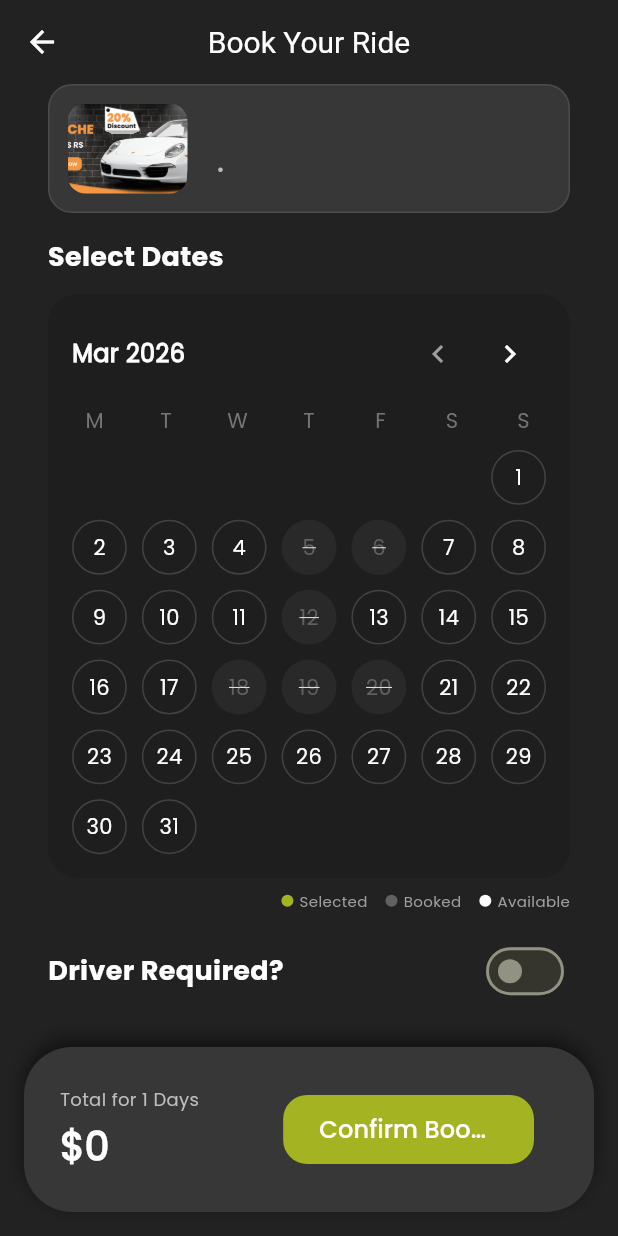
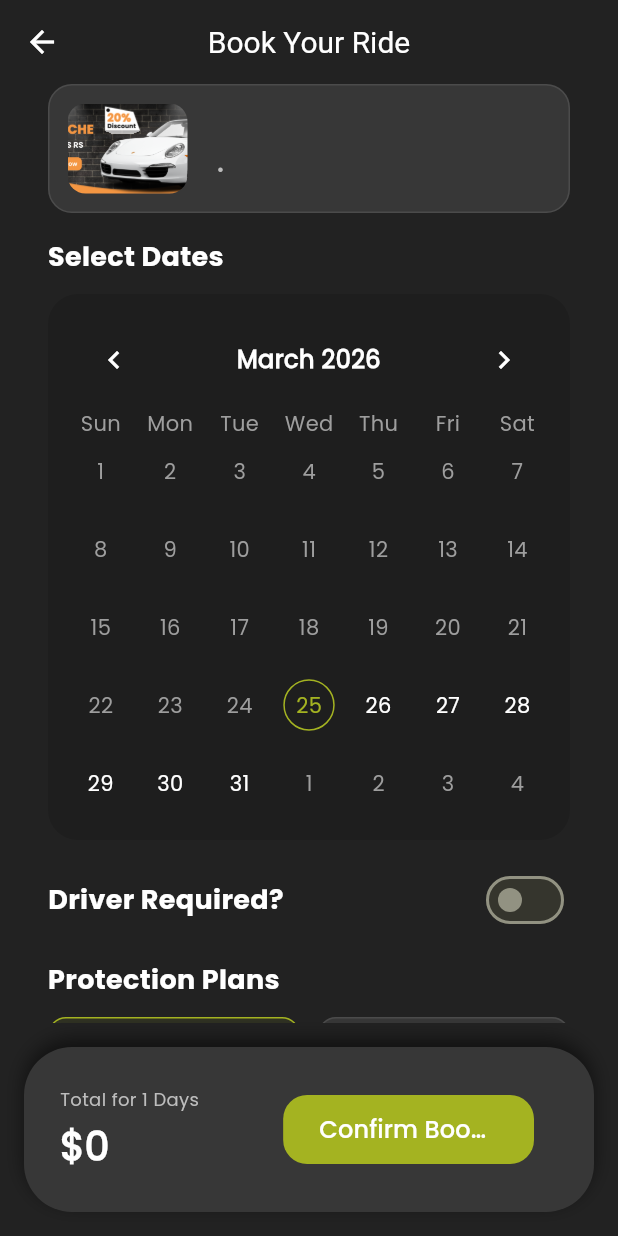
Before and after one commit to zidhanmohd96-coder/SakalWheelz, a Flutter app: the BookingScreen screen opened directly with empty values, on a phone screen of 412 x 824 dp. Run offline on Flutter 3.47's test engine with Material 3 defaults, Android fonts, the phone set to English and light mode, and no system bars; drawn by our look-alikes of table_calendar; our stand-ins replace animate_do, bloc, carousel_slider, cloud_firestore, equatable, firebase_auth and 6 more; missing offline and left inert: app_bar_with_search_switch, flutter_3d_controller; accounts and stored records are empty.

Commit message:
feat: implement car booking flow, delivery tracking, and user role management.

```diff
--- a/lib/core/managers/role_manager.dart
+++ b/lib/core/managers/role_manager.dart
@@ -12,7 +12,7 @@ class RoleManager extends ChangeNotifier {
   AppMode _currentMode = AppMode.customer;
 
   // Roles (Default: Just a customer)
-  bool _isCustomer = true;
+  final bool _isCustomer = true;
   bool _isHost = false;
   bool _isDriver = false;
 
--- a/lib/features/booking_feature/presentation/screens/booking_screen.dart
+++ b/lib/features/booking_feature/presentation/screens/booking_screen.dart
@@ -7,6 +7,8 @@ import 'package:car_rental_app/core/widgets/app_title_text.dart';
 import 'package:car_rental_app/features/booking_feature/presentation/screens/booking_success_screen.dart';
 import 'package:car_rental_app/features/home_feature/data/data_source/local/sample_data.dart'; // Ensure sampleDrivers is here
 import 'package:flutter/material.dart';
+import 'package:flutter/cupertino.dart';
+import 'package:table_calendar/table_calendar.dart';
 
 class BookingScreen extends StatefulWidget {
   final Map<String, dynamic> carData;
@@ -25,10 +27,18 @@ class _BookingScreenState extends State<BookingScreen> {
   DateTime? _startDate;
   DateTime? _endDate;
   final List<int> _bookedDays = [5, 6, 12, 18, 19, 20]; // Mock booked days
+  final RangeSelectionMode _rangeSelectionMode = RangeSelectionMode.toggledOn;
 
   // Driver State
   bool _isWithDriver = false;
   Map<String, dynamic>? _selectedDriver;
+
+  // Insurance State
+  bool _isPremiumInsurance = false;
+
+  // Promo Code State
+  final TextEditingController _promoController = TextEditingController();
+  bool _isPromoApplied = false;
 
   // Time State
   TimeOfDay _pickupTime = const TimeOfDay(hour: 10, minute: 0);
@@ -69,9 +79,12 @@ class _BookingScreenState extends State<BookingScreen> {
             : _selectedDriver!['price'])
         : 50.0;
 
-    double driverTotalCost =
-        _isWithDriver ? (driverDailyPrice * rentalDays) : 0.0;
-    double totalTripPrice = (basePrice * rentalDays) + driverTotalCost;
+    double driverTotalCost = _isWithDriver ? (driverDailyPrice * rentalDays) : 0.0;
+    double insuranceCost = _isPremiumInsurance ? (15.0 * rentalDays) : 0.0;
+    double promoDiscount = _isPromoApplied ? 0.10 : 0.0; // 10% off
+
+    double subTotal = (basePrice * rentalDays) + driverTotalCost + insuranceCost;
+    double totalTripPrice = subTotal - (subTotal * promoDiscount);
 
     return AppScaffold(
       appBar: AppBar(
@@ -99,8 +112,6 @@ class _BookingScreenState extends State<BookingScreen> {
               const AppTitleText("Select Dates", fontSize: 18),
               const SizedBox(height: 12),
               _buildCustomCalendar(),
-              const SizedBox(height: 8),
-              _buildLegend(),
 
               const AppVSpace(space: Dimens.largePadding),
 
@@ -128,7 +139,21 @@ class _BookingScreenState extends State<BookingScreen> {
 
               const AppVSpace(space: Dimens.largePadding),
 
-              // 4. Time Selection
+              // 4. Insurance & Protection
+              const AppTitleText("Protection Plans", fontSize: 18),
+              const SizedBox(height: 12),
+              _buildInsuranceSelector(),
+
+              const AppVSpace(space: Dimens.largePadding),
+
+              // 5. Promo Code
+              const AppTitleText("Apply Promo Code", fontSize: 18),
+              const SizedBox(height: 12),
+              _buildPromoCodeField(),
+
+              const AppVSpace(space: Dimens.largePadding),
+
+              // 6. Time Selection
               const AppTitleText("Time Schedule", fontSize: 18),
               const SizedBox(height: 16),
               Row(
@@ -217,131 +242,162 @@ class _BookingScreenState extends State<BookingScreen> {
   }
 
   Widget _buildCustomCalendar() {
-    // Logic for days in displayed month
-    final int daysInMonth =
-        DateUtils.getDaysInMonth(_focusedMonth.year, _focusedMonth.month);
-    final int firstWeekday =
-        DateTime(_focusedMonth.year, _focusedMonth.month, 1).weekday;
-    final List<String> weekDays = ["M", "T", "W", "T", "F", "S", "S"];
-
     return Container(
-      padding: const EdgeInsets.all(16),
+      padding: const EdgeInsets.all(12),
       decoration: BoxDecoration(
         color: const Color(0xFF1E1E1E),
         borderRadius: BorderRadius.circular(20),
       ),
-      child: Column(
-        children: [
-          // Month Navigation
-          Row(
-            mainAxisAlignment: MainAxisAlignment.spaceBetween,
-            children: [
-              Text(
-                // Simple Month Year Display
-                "${_focusedMonth.month == 1 ? "Jan" : _focusedMonth.month == 2 ? "Feb" : _focusedMonth.month == 3 ? "Mar" : _focusedMonth.month == 4 ? "Apr" : _focusedMonth.month == 5 ? "May" : _focusedMonth.month == 6 ? "Jun" : _focusedMonth.month == 7 ? "Jul" : _focusedMonth.month == 8 ? "Aug" : _focusedMonth.month == 9 ? "Sep" : _focusedMonth.month == 10 ? "Oct" : _focusedMonth.month == 11 ? "Nov" : "Dec"} ${_focusedMonth.year}",
-                style: const TextStyle(
-                    color: Colors.white,
-                    fontWeight: FontWeight.bold,
-                    fontSize: 16),
+      child: TableCalendar(
+        firstDay: DateTime.now(),
+        lastDay: DateTime.now().add(const Duration(days: 365)),
+        focusedDay: _focusedMonth,
+        rangeStartDay: _startDate,
+        rangeEndDay: _endDate,
+        calendarFormat: CalendarFormat.month,
+        rangeSelectionMode: _rangeSelectionMode,
+        onPageChanged: (focusedDay) {
+          _focusedMonth = focusedDay;
+        },
+        onRangeSelected: (start, end, focusedDay) {
+          setState(() {
+            _startDate = start;
+            _endDate = end;
+            _focusedMonth = focusedDay;
+          });
+        },
+        calendarStyle: CalendarStyle(
+          rangeHighlightColor: AppColors.primaryColor.withOpacity(0.3),
+          rangeStartDecoration: const BoxDecoration(
+            color: AppColors.primaryColor,
+            shape: BoxShape.circle,
+          ),
+          rangeEndDecoration: const BoxDecoration(
+            color: AppColors.primaryColor,
+            shape: BoxShape.circle,
+          ),
+          todayDecoration: BoxDecoration(
+            color: Colors.transparent,
+            border: Border.all(color: AppColors.primaryColor),
+            shape: BoxShape.circle,
+          ),
+          defaultTextStyle: const TextStyle(color: Colors.white),
+          weekendTextStyle: const TextStyle(color: Colors.white),
+          todayTextStyle: const TextStyle(color: AppColors.primaryColor),
+          outsideTextStyle: const TextStyle(color: Colors.grey),
+          disabledTextStyle: const TextStyle(color: Colors.grey),
+        ),
+        headerStyle: const HeaderStyle(
+          formatButtonVisible: false,
+          titleCentered: true,
+          titleTextStyle: TextStyle(color: Colors.white, fontSize: 16, fontWeight: FontWeight.bold),
+          leftChevronIcon: Icon(Icons.chevron_left, color: Colors.white),
+          rightChevronIcon: Icon(Icons.chevron_right, color: Colors.white),
+        ),
+        daysOfWeekStyle: const DaysOfWeekStyle(
+          weekdayStyle: TextStyle(color: Colors.grey),
+          weekendStyle: TextStyle(color: Colors.grey),
+        ),
+        enabledDayPredicate: (day) {
+          if (day.month == DateTime.now().month && day.year == DateTime.now().year) {
+            if (_bookedDays.contains(day.day)) {
+              return false;
+            }
+          }
+          return true;
+        },
+      ),
+    );
+  }
+
+  Widget _buildInsuranceSelector() {
+    return Row(
+      children: [
+        Expanded(
+          child: GestureDetector(
+            onTap: () => setState(() => _isPremiumInsurance = false),
+            child: Container(
+              padding: const EdgeInsets.all(12),
+              decoration: BoxDecoration(
+                color: !_isPremiumInsurance ? AppColors.primaryColor.withOpacity(0.1) : AppColors.cardColor,
+                borderRadius: BorderRadius.circular(12),
+                border: Border.all(color: !_isPremiumInsurance ? AppColors.primaryColor : Colors.white10),
               ),
-              Row(
+              child: Column(
                 children: [
-                  IconButton(
-                    icon: const Icon(Icons.chevron_left, color: Colors.grey),
-                    onPressed: () {
-                      setState(() {
-                        _focusedMonth = DateTime(
-                            _focusedMonth.year, _focusedMonth.month - 1);
-                      });
-                    },
-                  ),
-                  IconButton(
-                    icon: const Icon(Icons.chevron_right, color: Colors.white),
-                    onPressed: () {
-                      setState(() {
-                        _focusedMonth = DateTime(
-                            _focusedMonth.year, _focusedMonth.month + 1);
-                      });
-                    },
-                  ),
+                  const Text("Basic", style: TextStyle(color: Colors.white, fontWeight: FontWeight.bold)),
+                  const SizedBox(height: 4),
+                  Text("Included", style: TextStyle(color: Colors.grey.shade400, fontSize: 12)),
                 ],
-              )
-            ],
+              ),
+            ),
           ),
-          const SizedBox(height: 10),
-          // Weekdays
-          Row(
-            mainAxisAlignment: MainAxisAlignment.spaceBetween,
-            children: weekDays
-                .map((day) => SizedBox(
-                    width: 30,
-                    child: Center(
-                        child: Text(day,
-                            style: TextStyle(color: Colors.grey.shade600)))))
-                .toList(),
+        ),
+        const SizedBox(width: 12),
+        Expanded(
+          child: GestureDetector(
+            onTap: () => setState(() => _isPremiumInsurance = true),
+            child: Container(
+              padding: const EdgeInsets.all(12),
+              decoration: BoxDecoration(
+                color: _isPremiumInsurance ? AppColors.primaryColor.withOpacity(0.1) : AppColors.cardColor,
+                borderRadius: BorderRadius.circular(12),
+                border: Border.all(color: _isPremiumInsurance ? AppColors.primaryColor : Colors.white10),
+              ),
+              child: Column(
+                children: [
+                  const Text("Premium", style: TextStyle(color: Colors.white, fontWeight: FontWeight.bold)),
+                  const SizedBox(height: 4),
+                  Text("+\$15 / day", style: TextStyle(color: Colors.grey.shade400, fontSize: 12)),
+                ],
+              ),
+            ),
           ),
-          const SizedBox(height: 10),
-          // Grid
-          GridView.builder(
-            shrinkWrap: true,
-            physics: const NeverScrollableScrollPhysics(),
-            itemCount: daysInMonth + (firstWeekday - 1),
-            gridDelegate: const SliverGridDelegateWithFixedCrossAxisCount(
-              crossAxisCount: 7,
-              mainAxisSpacing: 10,
-              crossAxisSpacing: 10,
+        ),
+      ],
+    );
+  }
+
+  Widget _buildPromoCodeField() {
+    return Row(
+      children: [
+        Expanded(
+          child: Container(
+            padding: const EdgeInsets.symmetric(horizontal: 16),
+            decoration: BoxDecoration(
+              color: AppColors.cardColor,
+              borderRadius: BorderRadius.circular(12),
+              border: Border.all(color: Colors.white10),
             ),
-            itemBuilder: (context, index) {
-              if (index < firstWeekday - 1) return const SizedBox();
-
-              final int day = index - (firstWeekday - 1) + 1;
-              final DateTime currentDate =
-                  DateTime(_focusedMonth.year, _focusedMonth.month, day);
-
-              // Only simulate booked days for current month/year to avoid complexity
-              final bool isBooked = _bookedDays.contains(day) &&
-                  _focusedMonth.month == DateTime.now().month &&
-                  _focusedMonth.year == DateTime.now().year;
-
-              final bool isSelected = _isDateSelected(currentDate);
-
-              return GestureDetector(
-                onTap: isBooked ? null : () => _onDateTapped(currentDate),
-                child: Container(
-                  decoration: BoxDecoration(
-                    color: isSelected
-                        ? AppColors.primaryColor
-                        : (isBooked
-                            ? Colors.white.withOpacity(0.05)
-                            : Colors.transparent),
-                    shape: BoxShape.circle,
-                    border: isSelected
-                        ? null
-                        : Border.all(
-                            color: isBooked
-                                ? Colors.transparent
-                                : Colors.grey.shade800),
-                  ),
-                  child: Center(
-                    child: Text(
-                      "$day",
-                      style: TextStyle(
-                        color: isBooked
-                            ? Colors.grey.shade700
-                            : (isSelected ? Colors.black : Colors.white),
-                        fontWeight:
-                            isSelected ? FontWeight.bold : FontWeight.normal,
-                        decoration:
-                            isBooked ? TextDecoration.lineThrough : null,
-                      ),
-                    ),
-                  ),
-                ),
-              );
-            },
+            child: TextField(
+              controller: _promoController,
+              style: const TextStyle(color: Colors.white),
+              decoration: const InputDecoration(
+                hintText: "Enter Promo Code",
+                hintStyle: TextStyle(color: Colors.grey),
+                border: InputBorder.none,
+              ),
+            ),
           ),
-        ],
-      ),
+        ),
+        const SizedBox(width: 12),
+        ElevatedButton(
+          style: ElevatedButton.styleFrom(
+            backgroundColor: AppColors.primaryColor,
+            padding: const EdgeInsets.symmetric(vertical: 16, horizontal: 24),
+            shape: RoundedRectangleBorder(borderRadius: BorderRadius.circular(12)),
+          ),
+          onPressed: () {
+            if (_promoController.text.toUpperCase() == "SAKAL10") {
+              setState(() => _isPromoApplied = true);
+              ScaffoldMessenger.of(context).showSnackBar(const SnackBar(content: Text("Promo Applied! 10% Off")));
+            } else {
+              ScaffoldMessenger.of(context).showSnackBar(const SnackBar(content: Text("Invalid Promo Code")));
+            }
+          },
+          child: const Text("Apply", style: TextStyle(color: Colors.white)),
+        )
+      ],
     );
   }
 
@@ -419,33 +475,52 @@ class _BookingScreenState extends State<BookingScreen> {
 
   Widget _buildTimePickerBox(String label, TimeOfDay time, bool isPickup) {
     return GestureDetector(
-      onTap: () async {
-        final TimeOfDay? picked = await showTimePicker(
+      onTap: () {
+        showCupertinoModalPopup(
           context: context,
-          initialTime: time,
-          builder: (context, child) {
-            return Theme(
-              data: ThemeData.dark().copyWith(
-                colorScheme: const ColorScheme.dark(
-                  primary: AppColors.primaryColor,
-                  onPrimary: Colors.black,
-                  surface: Color(0xFF1E1E1E),
-                  onSurface: Colors.white,
-                ),
+          builder: (context) {
+            return Container(
+              height: 250,
+              color: const Color(0xFF1E1E1E),
+              child: Column(
+                children: [
+                  Row(
+                    mainAxisAlignment: MainAxisAlignment.end,
+                    children: [
+                      CupertinoButton(
+                        child: const Text('Done', style: TextStyle(color: AppColors.primaryColor)),
+                        onPressed: () => Navigator.pop(context),
+                      )
+                    ],
+                  ),
+                  Expanded(
+                    child: CupertinoTheme(
+                      data: const CupertinoThemeData(
+                        textTheme: CupertinoTextThemeData(
+                          dateTimePickerTextStyle: TextStyle(color: Colors.white, fontSize: 18),
+                        ),
+                      ),
+                      child: CupertinoDatePicker(
+                        mode: CupertinoDatePickerMode.time,
+                        initialDateTime: DateTime(DateTime.now().year, DateTime.now().month, DateTime.now().day, time.hour, time.minute),
+                        use24hFormat: false,
+                        onDateTimeChanged: (DateTime newTime) {
+                          setState(() {
+                            if (isPickup) {
+                              _pickupTime = TimeOfDay.fromDateTime(newTime);
+                            } else {
+                              _dropoffTime = TimeOfDay.fromDateTime(newTime);
+                            }
+                          });
+                        },
+                      ),
+                    ),
+                  ),
+                ],
               ),
-              child: child!,
             );
           },
         );
-        if (picked != null) {
-          setState(() {
-            if (isPickup) {
-              _pickupTime = picked;
-            } else {
-              _dropoffTime = picked;
-            }
-          });
-        }
       },
       child: Container(
         padding: const EdgeInsets.symmetric(horizontal: 12, vertical: 16),
@@ -580,35 +655,8 @@ class _BookingScreenState extends State<BookingScreen> {
                   final String bookingId =
                       "ORD-${DateTime.now().millisecondsSinceEpoch.toString().substring(8)}";
 
-                  // 3. SAVE THE DATA! (This connects it to the Booking Tab)
-                  // We add it to index 0 so it appears at the top of the list
-                  myBookings.insert(
-                      0,
-                      BookingModel(
-                        id: bookingId,
-                        car: widget.carData,
-                        startDate: _startDate!,
-                        endDate: _endDate ??
-                            _startDate!.add(const Duration(days: 1)),
-                        status: 'Active',
-                        totalPrice:
-                            price, // Ensure this variable name matches your calculation
-                      ));
-
-                  // 4. Navigate to Success Screen
-                  Navigator.push(
-                    context,
-                    MaterialPageRoute(
-                      builder: (context) => BookingSuccessScreen(
-                        carData: widget.carData,
-                        bookingId: bookingId,
-                        startDate: _startDate!,
-                        endDate: _endDate ??
-                            _startDate!.add(const Duration(days: 1)),
-                        totalPrice: price,
-                      ),
-                    ),
-                  );
+                  // Show KYC Validation Mock
+                  _showKYCDialog(price, bookingId);
                 },
               ),
             ),
@@ -619,6 +667,65 @@ class _BookingScreenState extends State<BookingScreen> {
   }
 
   // --- LOGIC METHODS ---
+
+  void _showKYCDialog(double price, String bookingId) {
+    showDialog(
+      context: context,
+      barrierDismissible: false,
+      builder: (context) {
+        return AlertDialog(
+          backgroundColor: AppColors.cardColor,
+          title: const Text("Identity Verification", style: TextStyle(color: Colors.white)),
+          content: Column(
+            mainAxisSize: MainAxisSize.min,
+            children: [
+              const Icon(Icons.badge, size: 60, color: AppColors.primaryColor),
+              const SizedBox(height: 16),
+              const Text("As this is your first booking, please verify your Driving License to proceed.",
+                style: TextStyle(color: Colors.grey), textAlign: TextAlign.center),
+            ],
+          ),
+          actions: [
+            TextButton(
+              onPressed: () => Navigator.pop(context),
+              child: const Text("Cancel", style: TextStyle(color: Colors.grey)),
+            ),
+            ElevatedButton(
+              style: ElevatedButton.styleFrom(backgroundColor: AppColors.primaryColor),
+              onPressed: () {
+                Navigator.pop(context); // Close dialog
+                ScaffoldMessenger.of(context).showSnackBar(const SnackBar(content: Text("License Verified!")));
+
+                // Add to Bookings and Navigate
+                myBookings.insert(0, BookingModel(
+                  id: bookingId,
+                  car: widget.carData,
+                  startDate: _startDate!,
+                  endDate: _endDate ?? _startDate!.add(const Duration(days: 1)),
+                  status: 'Active',
+                  totalPrice: price,
+                ));
+
+                Navigator.push(
+                  context,
+                  MaterialPageRoute(
+                    builder: (context) => BookingSuccessScreen(
+                      carData: widget.carData,
+                      bookingId: bookingId,
+                      startDate: _startDate!,
+                      endDate: _endDate ?? _startDate!.add(const Duration(days: 1)),
+                      totalPrice: price,
+                    ),
+                  ),
+                );
+              },
+              child: const Text("Upload & Verify", style: TextStyle(color: Colors.black)),
+            ),
+          ],
+        );
+      }
+    );
+  }
 
   void _showLocationSelector(bool isPickup) {
     showModalBottomSheet(
--- a/pubspec.yaml
+++ b/pubspec.yaml
@@ -29,6 +29,7 @@ dependencies:
   intl: ^0.18.0
   url_launcher: ^6.3.2
   equatable: ^2.0.7
+  table_calendar: ^3.0.9
 
 dev_dependencies:
   flutter_test:
```
Also changed, not shown: lib/features/booking_feature/presentation/screens/booking_success_screen.dart (+23 -8 lines), lib/features/booking_feature/presentation/screens/delivery_tracking_screen.dart (added, +113 -0 lines), pubspec.lock.
